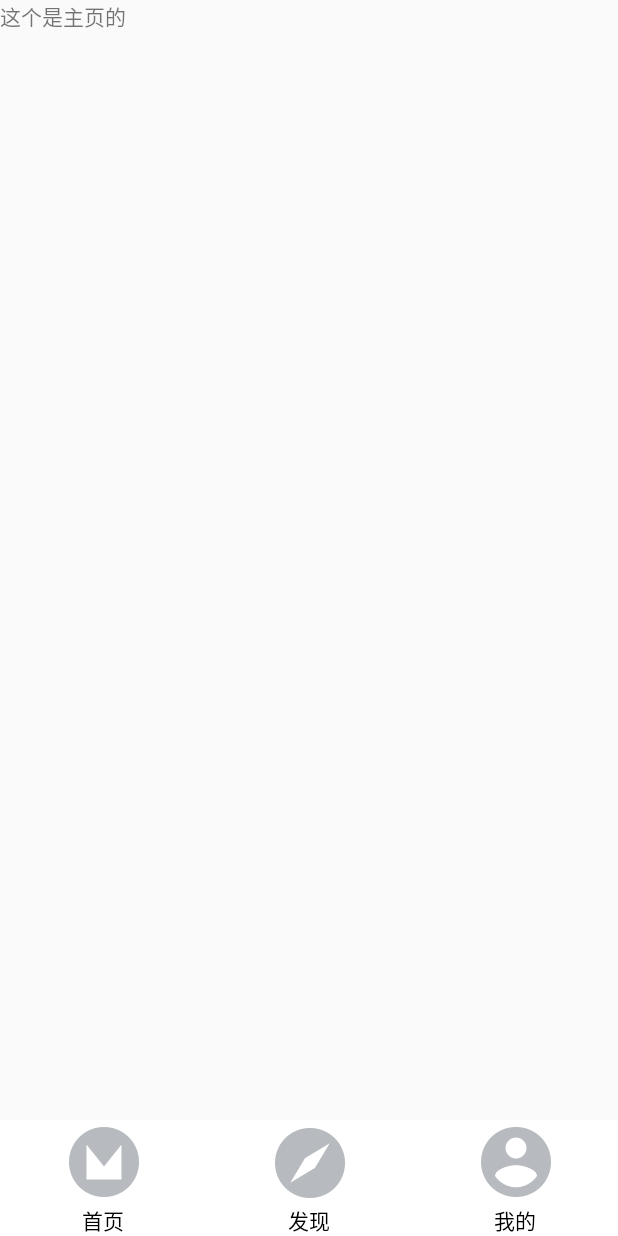
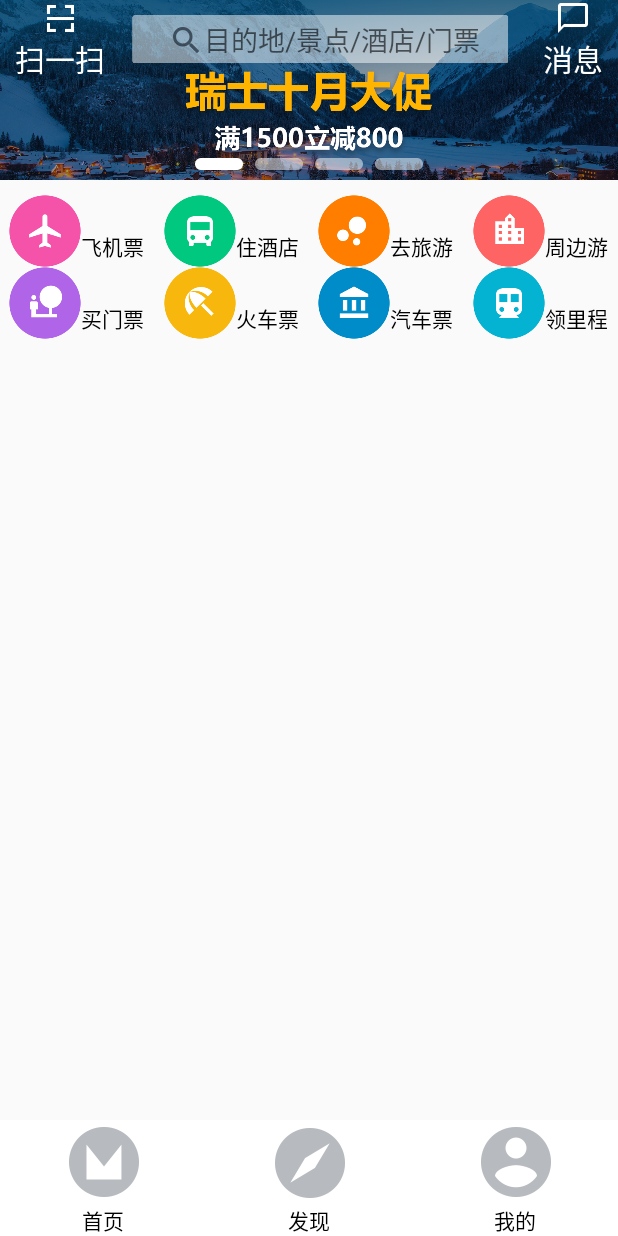
Before and after one commit to sakurakid/Dome0, an Android app: the screen it shows after launch (MainActivity), on a phone screen of 412 x 824 dp. Run offline under Robolectric (Android 15) with nearby library versions, the phone set to English and light mode, and no system bars.

Commit message:
加了主广告界面  下面选择界面

```diff
--- a/app/build.gradle
+++ b/app/build.gradle
@@ -25,4 +25,5 @@ dependencies {
     testImplementation 'junit:junit:4.12'
     androidTestImplementation 'com.android.support.test:runner:1.0.1'
     androidTestImplementation 'com.android.support.test.espresso:espresso-core:3.0.1'
+    compile 'com.android.support:recyclerview-v7:26.1.0'
 }
--- a/app/src/main/java/com/example/hasee/dome0/activity/LoginActivity.java
+++ b/app/src/main/java/com/example/hasee/dome0/activity/LoginActivity.java
@@ -1,7 +1,9 @@
 package com.example.hasee.dome0.activity;
 
+import android.os.Bundle;
 import android.support.v7.app.AppCompatActivity;
-import android.os.Bundle;
+
+import com.example.hasee.dome0.R;
 
 public class LoginActivity extends AppCompatActivity {
 
--- /dev/null
+++ b/app/src/main/java/com/example/hasee/dome0/adapter/MainHeaderAdApter.java
@@ -0,0 +1,44 @@
+package com.example.hasee.dome0.adapter;
+
+import android.content.Context;
+import android.support.v4.view.PagerAdapter;
+import android.view.View;
+import android.view.ViewGroup;
+import android.widget.ImageView;
+
+import java.util.List;
+
+/**
+ * Created by hasee on 2018/3/27.
+ */
+
+public class MainHeaderAdApter extends PagerAdapter{
+    protected Context context;
+    protected List<ImageView>imageViews;
+
+     public MainHeaderAdApter(Context context, List<ImageView>imageViews){
+         this.context = context;
+         this.imageViews = imageViews;
+     }
+    @Override
+    public int getCount() {
+        return null!=imageViews?imageViews.size():0;
+    }
+
+    @Override
+    public Object instantiateItem(ViewGroup container, int position) {
+        container.addView(imageViews.get(position));
+        return imageViews.get(position);
+    }
+
+    @Override
+    public boolean isViewFromObject(View view, Object object) {
+        return view==object;
+    }
+
+    @Override
+    public void destroyItem(ViewGroup container, int position, Object object) {
+         container.removeView(imageViews.get(position));
+
+    }
+}
--- /dev/null
+++ b/app/src/main/java/com/example/hasee/dome0/adapter/MainMenuAdapter.java
@@ -0,0 +1,62 @@
+package com.example.hasee.dome0.adapter;
+
+import android.content.Context;
+import android.support.v7.widget.RecyclerView;
+import android.view.LayoutInflater;
+import android.view.View;
+import android.view.ViewGroup;
+import android.widget.ImageView;
+import android.widget.TextView;
+
+import com.example.hasee.dome0.R;
+import com.example.hasee.dome0.entity.Menu;
+
+import java.util.List;
+
+/**
+ * Created by hasee on 2018/3/27.
+ */
+
+public class MainMenuAdapter extends RecyclerView.Adapter<MainMenuViewholder> {
+    protected Context context;
+    protected List<Menu> menus;
+    //通过构造方法将上下文和 东西传过去
+    public MainMenuAdapter(Context context, List<Menu> menus){
+        this.context = context;
+        this.menus = menus;
+    }
+    //创建一个ViewHolder并返回  绑定子布局
+    @Override
+    public MainMenuViewholder onCreateViewHolder(ViewGroup parent, int viewType) {
+        return new MainMenuViewholder(LayoutInflater.from(context).inflate(R.layout.item_main_menu,null));
+    }
+
+
+   //将数据和界面绑定
+    @Override
+    public void onBindViewHolder(MainMenuViewholder holder, int position) {
+        Menu menu=menus.get(position);
+        holder.mImgMenuIcon.setImageResource(menu.icon);
+        holder.mTxtMenuName.setText(menu.menuName);
+
+    }
+
+  //获取的数量
+    @Override
+    public int getItemCount() {
+        return null!=menus?menus.size():0;
+    }
+}
+/**
+ * 这个是自定义的ViewHolder 持有每个Item的界面元素
+ * 获取控件的实例
+ */
+class MainMenuViewholder extends RecyclerView.ViewHolder {
+        public ImageView mImgMenuIcon;
+        public TextView mTxtMenuName;
+        public MainMenuViewholder(View itemView) {
+            super(itemView);
+            mImgMenuIcon = (ImageView) itemView.findViewById(R.id.img_menu_icon);
+            mTxtMenuName = (TextView) itemView.findViewById(R.id.text_menu_name);
+        }
+    }
--- /dev/null
+++ b/app/src/main/java/com/example/hasee/dome0/entity/Menu.java
@@ -0,0 +1,31 @@
+package com.example.hasee.dome0.entity;
+
+/**
+ * Created by hasee on 2018/3/27.
+ */
+
+public class Menu {
+    public int icon;
+    public String menuName;
+
+    public Menu(int icon,String menuName){
+        this.icon = icon;
+        this.menuName = menuName;
+    }
+
+    public int getIcon() {
+        return icon;
+    }
+
+    public void setIcon(int icon) {
+        this.icon = icon;
+    }
+
+    public String getMenuName() {
+        return menuName;
+    }
+
+    public void setMenuName(String menuName) {
+        this.menuName = menuName;
+    }
+}
--- a/app/src/main/java/com/example/hasee/dome0/fragment/MainFragment.java
+++ b/app/src/main/java/com/example/hasee/dome0/fragment/MainFragment.java
@@ -3,20 +3,49 @@ package com.example.hasee.dome0.fragment;
 import android.os.Bundle;
 import android.support.annotation.Nullable;
 import android.support.v4.app.Fragment;
+import android.support.v4.view.ViewPager;
+import android.support.v7.widget.GridLayoutManager;
 import android.view.LayoutInflater;
 import android.view.View;
 import android.view.ViewGroup;
-
+import android.support.v7.widget.RecyclerView;
 import com.example.hasee.dome0.R;
+import com.example.hasee.dome0.adapter.MainHeaderAdApter;
+import com.example.hasee.dome0.adapter.MainMenuAdapter;
+import com.example.hasee.dome0.util.DateUtil;
 
 /**主界面的
  * Created by hasee on 2018/3/25.
  */
 
 public class MainFragment extends Fragment {
+    protected  int [] icons={R.mipmap.header_pic_ad1,R.mipmap.header_pic_ad2,R.mipmap.header_pic_ad1};
+
+    protected ViewPager mViewPager;
+    //菜单的图标
+    protected  int [] menuIons={R.mipmap.menu_airport,R.mipmap.menu_car
+            ,R.mipmap.menu_course,R.mipmap.menu_hatol,
+            R.mipmap.menu_nearby,R.mipmap.menu_trav,
+            R.mipmap.menu_ticket,R.mipmap.menu_train};
+    protected  String [] menus;
+    protected RecyclerView recyclerView;
     @Nullable
     @Override
     public View onCreateView(LayoutInflater inflater, @Nullable ViewGroup container, Bundle savedInstanceState) {
         return inflater.inflate(R.layout.fragment_main,container,false);
     }
+
+    @Override
+    public void onActivityCreated(@Nullable Bundle savedInstanceState) {
+        super.onActivityCreated(savedInstanceState);
+        menus = this.getActivity().getResources().getStringArray(R.array.main_menu);
+        mViewPager= (ViewPager) getView().findViewById(R.id.vpager_main_header_ad);
+        recyclerView = (RecyclerView)getView().findViewById(R.id.recycleview_main_menu);
+        MainHeaderAdApter adApter = new MainHeaderAdApter(getActivity(), DateUtil.getHeaderAddInfo(getActivity(),icons));
+        mViewPager.setAdapter(adApter);
+        //菜单
+        recyclerView.setLayoutManager(new GridLayoutManager(getActivity(),4));
+        MainMenuAdapter mainMenuAdapter = new MainMenuAdapter(getActivity(),DateUtil.getMainMenu(menuIons,menus));
+        recyclerView.setAdapter(mainMenuAdapter);
+    }
 }
--- /dev/null
+++ b/app/src/main/java/com/example/hasee/dome0/util/DateUtil.java
@@ -0,0 +1,44 @@
+package com.example.hasee.dome0.util;
+
+import android.content.Context;
+import android.widget.ImageView;
+
+import com.example.hasee.dome0.entity.Menu;
+
+import java.util.ArrayList;
+import java.util.List;
+
+/**数据来源
+ * Created by hasee on 2018/3/27.
+ */
+
+public class DateUtil {
+
+    public static List<ImageView> getHeaderAddInfo(Context context,int icons[]){
+        List<ImageView> datas = new ArrayList<>();
+       for(int i = 0;i < icons.length;i++){
+           ImageView icon = new ImageView(context);
+           icon.setScaleType(ImageView.ScaleType.CENTER_CROP);
+           icon.setImageResource(icons[i]);
+           datas.add(icon);
+       }
+
+        return datas;
+    }
+
+    /**
+     *
+     * @param icons
+     * @param names
+     * @return
+     */
+    public static List<Menu> getMainMenu(int icons[], String names[]){
+        List<Menu>  menus=new ArrayList<>();
+
+        for (int i = 0; i <icons.length ; i++) {
+            Menu menu=new Menu(icons[i],names[i]);
+            menus.add(menu);
+        }
+        return menus;
+    }
+}
--- a/app/src/main/res/layout/fragment_main.xml
+++ b/app/src/main/res/layout/fragment_main.xml
@@ -3,9 +3,42 @@
     android:layout_width="match_parent"
     android:layout_height="match_parent"
     android:orientation="vertical">
-    <TextView
+    <android.support.v4.view.ViewPager
+        android:id="@+id/vpager_main_header_ad"
+        android:layout_width="match_parent"
+        android:layout_height="120dp">
+
+    </android.support.v4.view.ViewPager>
+    <include
+        android:layout_width="match_parent"
+        android:layout_height="wrap_content"
+        layout="@layout/main_search"/>
+   <ImageView
+       android:layout_width="wrap_content"
+       android:layout_height="wrap_content"
+       android:src="@mipmap/nav_header_index"
+       android:layout_centerHorizontal="true"
+       android:layout_marginTop="80dp"/>
+
+    <ScrollView
         android:layout_width="wrap_content"
         android:layout_height="wrap_content"
-        android:text="这个是主页的"/>
+        android:layout_below="@id/vpager_main_header_ad"
+        android:layout_marginTop="10dp">
+
+        <RelativeLayout
+            android:layout_width="match_parent"
+            android:layout_height="wrap_content">
+
+            <android.support.v7.widget.RecyclerView
+                android:id="@+id/recycleview_main_menu"
+                android:layout_width="match_parent"
+                android:layout_height="wrap_content">
+            </android.support.v7.widget.RecyclerView>
+
+        </RelativeLayout>
+
+
+    </ScrollView>
 
 </RelativeLayout>
--- /dev/null
+++ b/app/src/main/res/layout/item_main_menu.xml
@@ -0,0 +1,20 @@
+<?xml version="1.0" encoding="utf-8"?>
+<LinearLayout xmlns:android="http://schemas.android.com/apk/res/android"
+    android:layout_width="match_parent"
+    android:layout_height="match_parent"
+    android:gravity="center">
+
+    <ImageView
+        android:id="@+id/img_menu_icon"
+        android:layout_width="48dp"
+        android:layout_height="48dp"
+        android:src="@mipmap/menu_airport"/>
+    <TextView
+        android:id="@+id/text_menu_name"
+        android:layout_width="wrap_content"
+        android:layout_marginTop="10dp"
+        android:layout_height="wrap_content"
+        android:text="飞机票"
+        android:textColor="#000000"/>
+
+</LinearLayout>
--- a/app/src/main/res/layout/main_search.xml
+++ b/app/src/main/res/layout/main_search.xml
@@ -2,30 +2,68 @@
 <LinearLayout xmlns:android="http://schemas.android.com/apk/res/android"
     android:layout_width="match_parent"
     android:layout_height="match_parent"
-    android:orientation="horizontal">
+    android:gravity="center">
 
     <!--扫一扫-->
     <LinearLayout
         android:layout_width="wrap_content"
         android:layout_height="wrap_content"
-        android:orientation="vertical">
+        android:orientation="vertical"
+        android:gravity="center"
+        android:layout_marginLeft="10dp">
+
+        <ImageView
+            android:layout_width="24dp"
+            android:layout_height="24dp"
+            android:src="@mipmap/main_scan"/>
+        <TextView
+            android:layout_width="wrap_content"
+            android:layout_height="wrap_content"
+            android:text="扫一扫"
+            android:textColor="#ffffff"
+            android:textSize="20sp"/>
 
     </LinearLayout>
 
     <LinearLayout
         android:layout_width="wrap_content"
-        android:layout_height="wrap_content"
-        android:orientation="vertical">
-
-
+        android:layout_height="48dp"
+        android:orientation="horizontal"
+        android:layout_weight="1"
+        android:background="@mipmap/main_header_sourch"
+        android:gravity="center"
+        android:layout_marginLeft="10dp"
+        android:layout_marginRight="10dp">
+        <ImageView
+            android:layout_width="24dp"
+            android:layout_height="24dp"
+            android:src="@mipmap/search"/>
+        <EditText
+            android:layout_width="wrap_content"
+            android:layout_height="wrap_content"
+            android:hint="目的地/景点/酒店/门票"
+            android:background="@null"
+            android:textSize="18sp"/>
     </LinearLayout>
 
 
+    <!--消息-->
     <LinearLayout
         android:layout_width="wrap_content"
         android:layout_height="wrap_content"
-        android:orientation="vertical">
-
+        android:orientation="vertical"
+        android:gravity="center"
+        android:layout_marginRight="10dp">
+        <ImageView
+            android:layout_width="24dp"
+            android:layout_height="24dp"
+            android:src="@mipmap/news"/>
+        <TextView
+            android:layout_width="wrap_content"
+            android:layout_height="wrap_content"
+            android:text="消息"
+            android:textColor="#ffffff"
+            android:textSize="20sp"/>
     </LinearLayout>
 
 </LinearLayout>
--- a/app/src/main/res/values/strings.xml
+++ b/app/src/main/res/values/strings.xml
@@ -1,3 +1,14 @@
 <resources>
     <string name="app_name">Dome0</string>
+
+    <string-array name = "main_menu">
+        <item>飞机票</item>
+        <item>住酒店</item>
+        <item>去旅游</item>
+        <item>周边游</item>
+        <item>买门票</item>
+        <item>火车票</item>
+        <item>汽车票</item>
+        <item>领里程</item>
+    </string-array>
 </resources>
```
